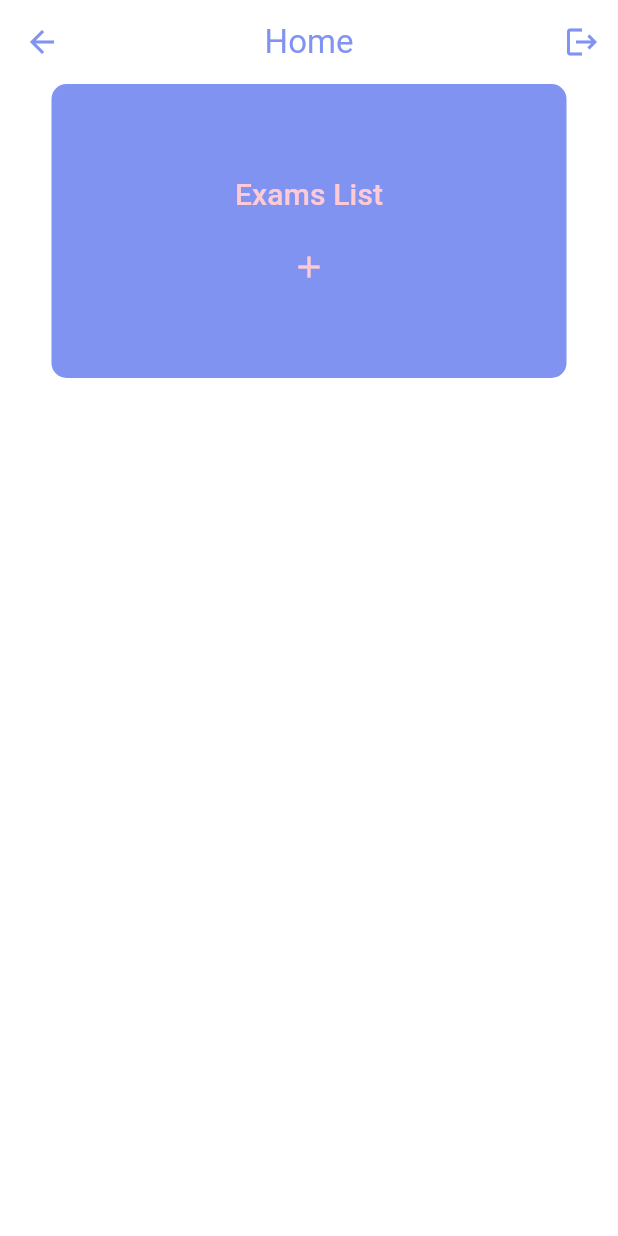
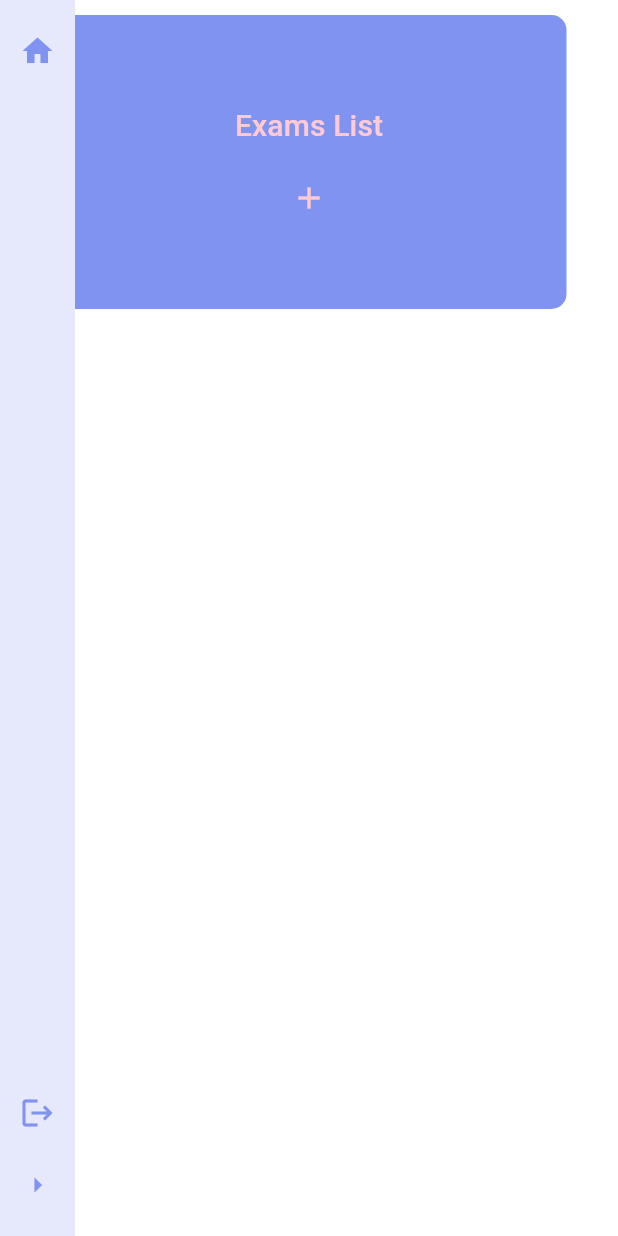
Before and after one commit to hazemxiii/e_learning, a Flutter app: the AdminHomePage screen opened directly, on a phone screen of 412 x 824 dp. Run offline on Flutter 3.47's test engine with Material 3 defaults, Android fonts, the phone set to English and light mode, and no system bars; our stand-ins replace awesome_dialog, cloud_firestore, firebase_auth, firebase_core; accounts and stored records are empty; network calls fail.

Commit message:
sidebar demo

```diff
--- a/lib/admin/admin_home.dart
+++ b/lib/admin/admin_home.dart
@@ -16,30 +16,19 @@ class _AdminHomePageState extends State<AdminHomePage> {
   Widget build(BuildContext context) {
     return Scaffold(
       backgroundColor: Colors.white,
-      appBar: AppBar(
-        backgroundColor: Colors.white,
-        foregroundColor: Clrs.main,
-        centerTitle: true,
-        title: const Text("Home"),
-        actions: [
-          IconButton(
-            onPressed: () {
-              Dbs.auth.signOut();
-              Navigator.of(context).pushReplacement(
-                  MaterialPageRoute(builder: (context) => const SignIn()));
-            },
-            icon: const Icon(Icons.logout),
-          )
-        ],
-      ),
-      body: Container(
+      body: SafeArea(
+        child: Stack(
+          children: [
+            Container(
+              margin: const EdgeInsets.only(top: 10),
               alignment: Alignment.center,
               child: Column(
                 children: [
                   Container(
                     decoration: BoxDecoration(
                         color: Clrs.main,
-                  borderRadius: const BorderRadius.all(Radius.circular(10))),
+                        borderRadius:
+                            const BorderRadius.all(Radius.circular(10))),
                     width: MediaQuery.of(context).size.width / 6 * 5,
                     padding: const EdgeInsets.symmetric(vertical: 50),
                     child: Column(
@@ -47,7 +36,8 @@ class _AdminHomePageState extends State<AdminHomePage> {
                         TextButton(
                             onPressed: () {
                               Navigator.of(context).push(MaterialPageRoute(
-                            builder: (context) => const AdminExamListPage()));
+                                  builder: (context) =>
+                                      const AdminExamListPage()));
                             },
                             child: Text(
                               "Exams List",
@@ -69,6 +59,146 @@ class _AdminHomePageState extends State<AdminHomePage> {
                 ],
               ),
             ),
+            const SideBar()
+          ],
+        ),
+      ),
     );
   }
 }
+
+class SideBar extends StatefulWidget {
+  const SideBar({super.key});
+
+  @override
+  State<SideBar> createState() => _SideBarState();
+}
+
+class _SideBarState extends State<SideBar> with TickerProviderStateMixin {
+  late AnimationController sidebarAnimationCont;
+  late Animation<double> sidebarAnimation;
+  Duration animationDuration = const Duration(milliseconds: 150);
+  bool expanded = false;
+  bool textShown = false;
+
+  @override
+  void initState() {
+    sidebarAnimationCont =
+        AnimationController(vsync: this, duration: animationDuration);
+    sidebarAnimation =
+        Tween<double>(begin: 50, end: 200).animate(sidebarAnimationCont)
+          ..addListener(() {
+            setState(() {
+              if (sidebarAnimation.value == 200) {
+                textShown = true;
+              } else {
+                textShown = false;
+              }
+            });
+          });
+    super.initState();
+  }
+
+  @override
+  Widget build(BuildContext context) {
+    return Positioned(
+        child: Container(
+      padding: const EdgeInsets.symmetric(vertical: 10),
+      width: sidebarAnimation.value,
+      color: Color.lerp(Clrs.main, Colors.white, .8),
+      child: Column(
+        mainAxisAlignment: MainAxisAlignment.spaceBetween,
+        children: [
+          Column(
+            children: [
+              SideBarItem(
+                onTap: () {},
+                icon: Icons.home,
+                text: "Home",
+                textShown: textShown,
+                itemWidth: sidebarAnimation.value,
+              ),
+            ],
+          ),
+          Column(
+            children: [
+              IconButton(
+                  onPressed: () {
+                    Dbs.auth.signOut();
+                    Navigator.of(context).pushReplacement(MaterialPageRoute(
+                        builder: (context) => const SignIn()));
+                  },
+                  icon: Icon(
+                    Icons.logout,
+                    color: Clrs.main,
+                  )),
+              IconButton(
+                  onPressed: () {
+                    if (!expanded) {
+                      sidebarAnimationCont.forward();
+                      Future.delayed(animationDuration, () {
+                        expanded = !expanded;
+                      });
+                    } else {
+                      expanded = !expanded;
+                      sidebarAnimationCont.reverse();
+                    }
+                  },
+                  icon: Icon(
+                    expanded ? Icons.arrow_left : Icons.arrow_right,
+                    color: Clrs.main,
+                  ))
+            ],
+          )
+        ],
+      ),
+    ));
+  }
+}
+
+class SideBarItem extends StatefulWidget {
+  final bool textShown;
+  final double itemWidth;
+  final IconData icon;
+  final String text;
+  final Function onTap;
+  const SideBarItem(
+      {super.key,
+      required this.textShown,
+      required this.itemWidth,
+      required this.icon,
+      required this.text,
+      required this.onTap});
+
+  @override
+  State<SideBarItem> createState() => _SideBarItemState();
+}
+
+class _SideBarItemState extends State<SideBarItem> {
+  @override
+  Widget build(BuildContext context) {
+    return SizedBox(
+      width: widget.itemWidth - 10,
+      child: IconButton(
+        onPressed: () {
+          widget.onTap();
+        },
+        icon: Row(
+          mainAxisAlignment: MainAxisAlignment.start,
+          children: [
+            Icon(
+              widget.icon,
+              color: Clrs.main,
+            ),
+            Visibility(
+                visible: widget.textShown,
+                child: Text(
+                  widget.text,
+                  style: TextStyle(color: Clrs.main),
+                ))
+          ],
+        ),
+      ),
+    );
+  }
+}
--- a/lib/main.dart
+++ b/lib/main.dart
@@ -56,6 +56,8 @@ class _SignInState extends State<SignIn> {
   late bool hidePass;
   // to check if there's an error in login
   bool isError = false;
+  // when the user clicks the login, used to show animation instead of login button
+  bool loading = false;
 
   @override
   void initState() {
@@ -138,6 +140,9 @@ class _SignInState extends State<SignIn> {
                 children: [
                   InkWell(
                     onTap: () async {
+                      setState(() {
+                        loading = true;
+                      });
                       try {
                         UserCredential credentials = await Dbs.auth
                             .signInWithEmailAndPassword(
@@ -161,11 +166,16 @@ class _SignInState extends State<SignIn> {
                         }
                       } on FirebaseAuthException {
                         setState(() {
+                          loading = false;
                           isError = true;
                         });
                       }
                     },
-                    child: Container(
+                    child: loading
+                        ? CircularProgressIndicator(
+                            color: Clrs.main,
+                          )
+                        : Container(
                             decoration: BoxDecoration(
                               borderRadius:
                                   const BorderRadius.all(Radius.circular(999)),
```
Lines whose indentation alone changed are shown as unchanged.
